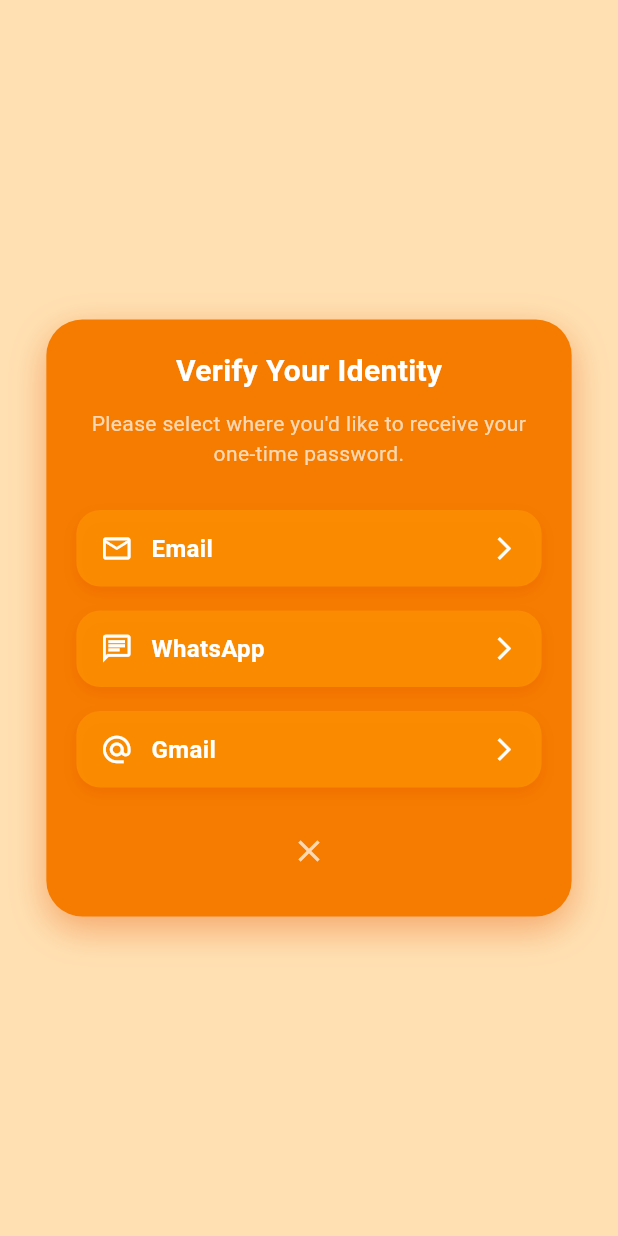
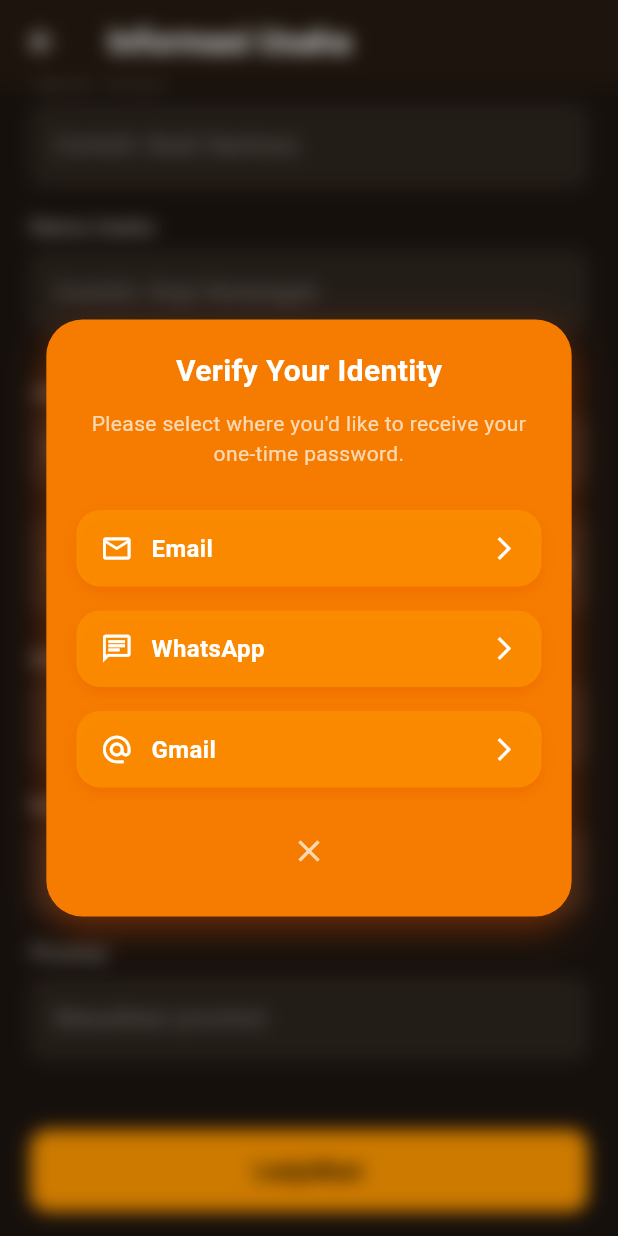
Before and after one commit to livoprojectapps-web/kasio-cashier, a Flutter app: the BusinessInfoPage screen opened directly, scrolled down 132 dp, after a tap on "Lanjutkan", on a phone screen of 412 x 824 dp. Run offline on Flutter 3.47's test engine with Material 3 defaults, Android fonts, the light colour scheme and no system bars.

Commit message:
Update business_info_page.dart

```diff
--- a/kasio/lib/business_info_page.dart
+++ b/kasio/lib/business_info_page.dart
@@ -1,3 +1,4 @@
+import 'dart:ui';
 import 'package:flutter/material.dart';
 
 // =====================
@@ -177,18 +178,13 @@
               width: double.infinity,
               child: ElevatedButton(
                 onPressed: () {
-                  Navigator.push(
-                    context,
-                    PageRouteBuilder(
+                  showGeneralDialog(
+                    context: context,
+                    barrierDismissible: true,
+                    barrierLabel: "Verify",
+                    barrierColor: Colors.transparent,
+                    transitionDuration: const Duration(milliseconds: 400),
                     pageBuilder: (_, __, ___) => const VerifyIdentityPage(),
-                      transitionsBuilder:
-                          (context, animation, secondaryAnimation, child) {
-                        return FadeTransition(
-                          opacity: animation,
-                          child: child,
-                        );
-                      },
-                    ),
                   );
                 },
                 style: ElevatedButton.styleFrom(
@@ -274,9 +270,10 @@
       curve: Curves.easeOutBack,
     );
 
-    _opacityAnimation = Tween<double>(begin: 0, end: 1).animate(
-      CurvedAnimation(parent: _controller, curve: Curves.easeIn),
-    );
+    _opacityAnimation = Tween<double>(
+      begin: 0,
+      end: 1,
+    ).animate(CurvedAnimation(parent: _controller, curve: Curves.easeIn));
 
     _controller.forward();
   }
@@ -298,7 +295,7 @@
         margin: const EdgeInsets.symmetric(vertical: 8),
         padding: const EdgeInsets.symmetric(horizontal: 16, vertical: 14),
         decoration: BoxDecoration(
-          color: Colors.orange.shade600.withOpacity(0.95),
+          color: Colors.orange.shade600.withOpacity(0.9),
           borderRadius: BorderRadius.circular(16),
           boxShadow: [
             BoxShadow(
@@ -335,8 +332,17 @@
   @override
   Widget build(BuildContext context) {
     return Scaffold(
-      backgroundColor: Colors.orange.shade100,
-      body: Center(
+      backgroundColor: Colors.transparent, // agar blur terlihat
+      body: Stack(
+        children: [
+          // Efek blur pada background
+          BackdropFilter(
+            filter: ImageFilter.blur(sigmaX: 6, sigmaY: 6),
+            child: Container(color: Colors.black.withOpacity(0.2)),
+          ),
+
+          // Overlay OTP
+          Center(
             child: FadeTransition(
               opacity: _opacityAnimation,
               child: ScaleTransition(
@@ -370,10 +376,7 @@
                       const Text(
                         "Please select where you'd like to receive your one-time password.",
                         textAlign: TextAlign.center,
-                    style: TextStyle(
-                      color: Colors.white70,
-                      fontSize: 14,
-                    ),
+                        style: TextStyle(color: Colors.white70, fontSize: 14),
                       ),
                       const SizedBox(height: 20),
                       _buildOption(
@@ -395,13 +398,15 @@
                       IconButton(
                         icon: const Icon(Icons.close, color: Colors.white70),
                         onPressed: () => Navigator.pop(context),
-                  )
+                      ),
                     ],
                   ),
                 ),
               ),
             ),
           ),
+        ],
+      ),
     );
   }
 }
```
Lines whose indentation alone changed are shown as unchanged.
